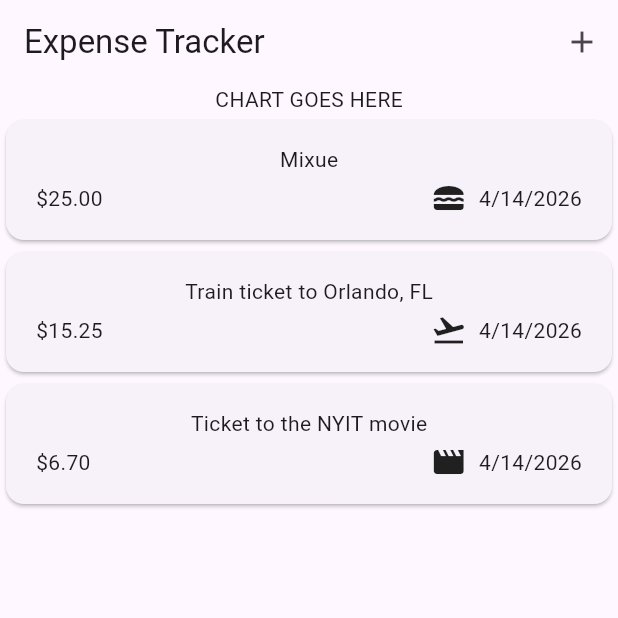
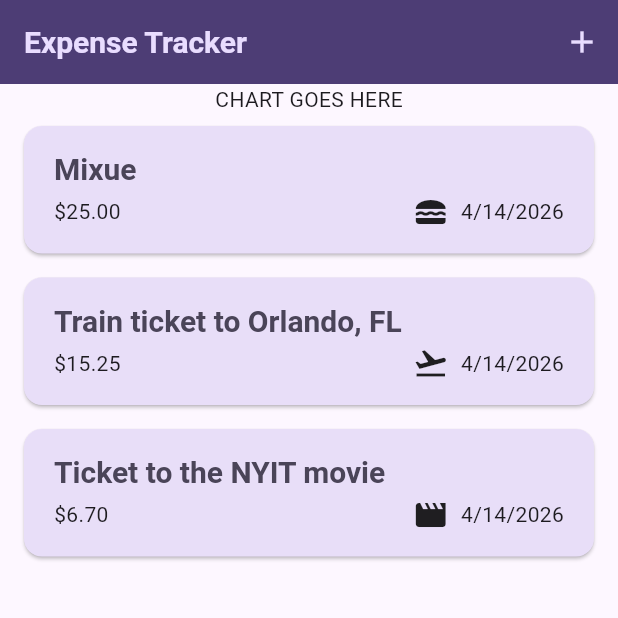
Before and after one commit to Bohemius1272/expensetrackerjerryk, a Flutter app: the screen it shows after launch, on a phone screen of 412 x 824 dp, the top half of it. Run offline on Flutter 3.47's test engine with Material 3 defaults, Android fonts, the phone set to English and light mode, and no system bars.

Commit message:
started theming

```diff
--- a/lib/widgets/expenses_list/expense_item.dart
+++ b/lib/widgets/expenses_list/expense_item.dart
@@ -12,9 +12,11 @@
         horizontal: 20,
         vertical: 16,
       ),
-      child: Column
-      (children: [
-        Text(expense.title),
+      child: Column(
+        crossAxisAlignment: CrossAxisAlignment.start,
+        children: [
+        Text(expense.title, style:Theme.of(context).textTheme.titleLarge,
+        ),
         const SizedBox(height:4),
         Row(children: [
         Text('\$${expense.amount.toStringAsFixed(2)}'),
```
Also changed, not shown: lib/main.dart (+32 -3 lines).
